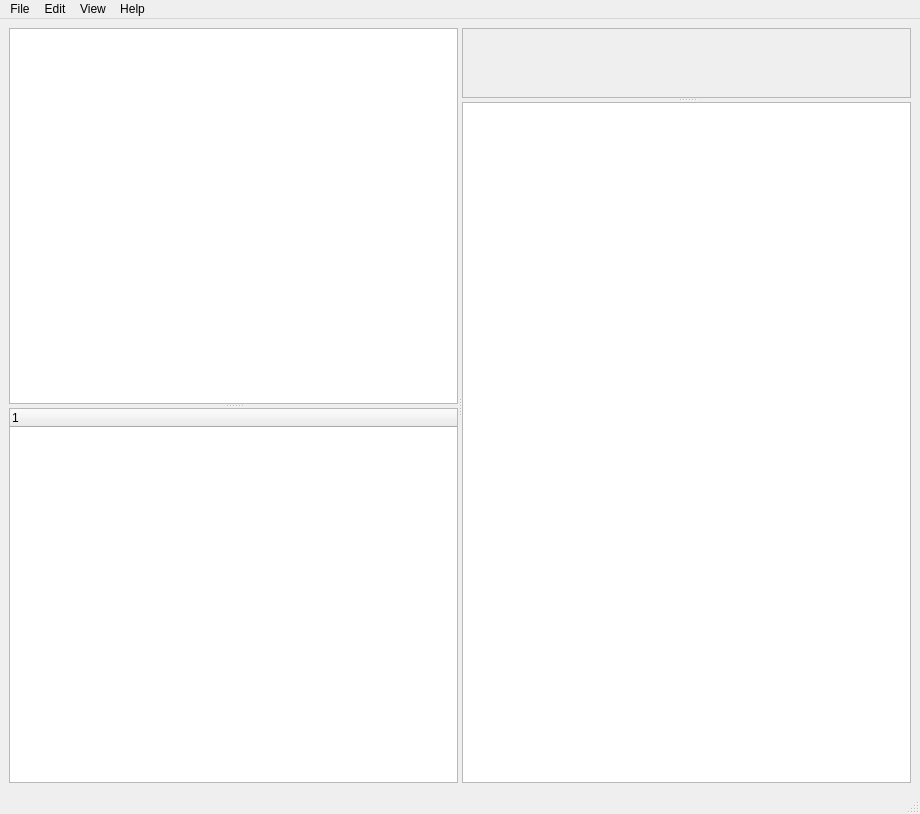
Above: mainwindow2.ui from ImperialCollegeLondon/SAAS before the change. Below: the same form after it.
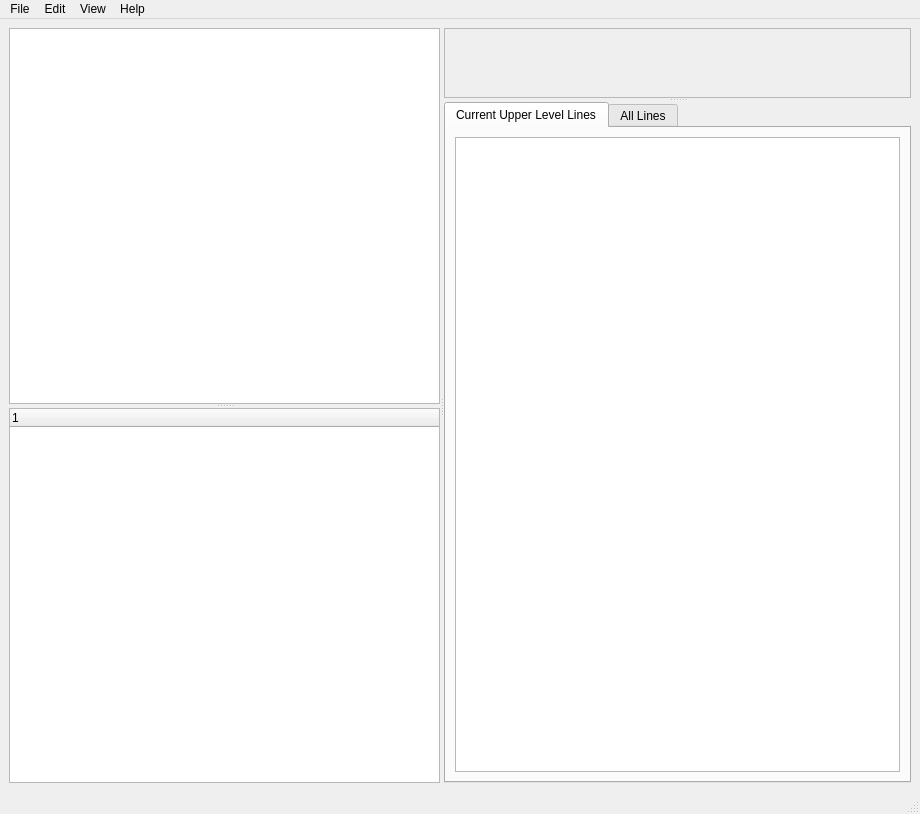
That is the form after the change. Icons and pictures are not drawn.

Commit message: feat: display all lines from upper level

```diff
--- a/mainwindow2.ui
+++ b/mainwindow2.ui
@@ -14,8 +14,8 @@
    <string>pyBranch</string>
   </property>
   <widget class="QWidget" name="centralwidget">
-   <layout class="QGridLayout" name="gridLayout">
-    <item row="0" column="0">
+   <layout class="QVBoxLayout" name="verticalLayout">
+    <item>
      <widget class="QSplitter" name="main_splitter">
       <property name="orientation">
        <enum>Qt::Horizontal</enum>
@@ -58,7 +58,34 @@
          </property>
         </widget>
        </widget>
-       <widget class="QTableView" name="linesTableView"/>
+       <widget class="QTabWidget" name="linesTabWidget">
+        <property name="currentIndex">
+         <number>0</number>
+        </property>
+        <property name="movable">
+         <bool>true</bool>
+        </property>
+        <widget class="QWidget" name="tab">
+         <attribute name="title">
+          <string>Current Upper Level Lines</string>
+         </attribute>
+         <layout class="QHBoxLayout" name="horizontalLayout">
+          <item>
+           <widget class="QTableView" name="linesTableView"/>
+          </item>
+         </layout>
+        </widget>
+        <widget class="QWidget" name="tab_2">
+         <attribute name="title">
+          <string>All Lines</string>
+         </attribute>
+         <layout class="QHBoxLayout" name="horizontalLayout_2">
+          <item>
+           <widget class="QTableView" name="allLinesTableView"/>
+          </item>
+         </layout>
+        </widget>
+       </widget>
       </widget>
      </widget>
     </item>
```
Left out of the diff: 6 changed lines with no effect on the pictures. The commit also changes 3 other files.
